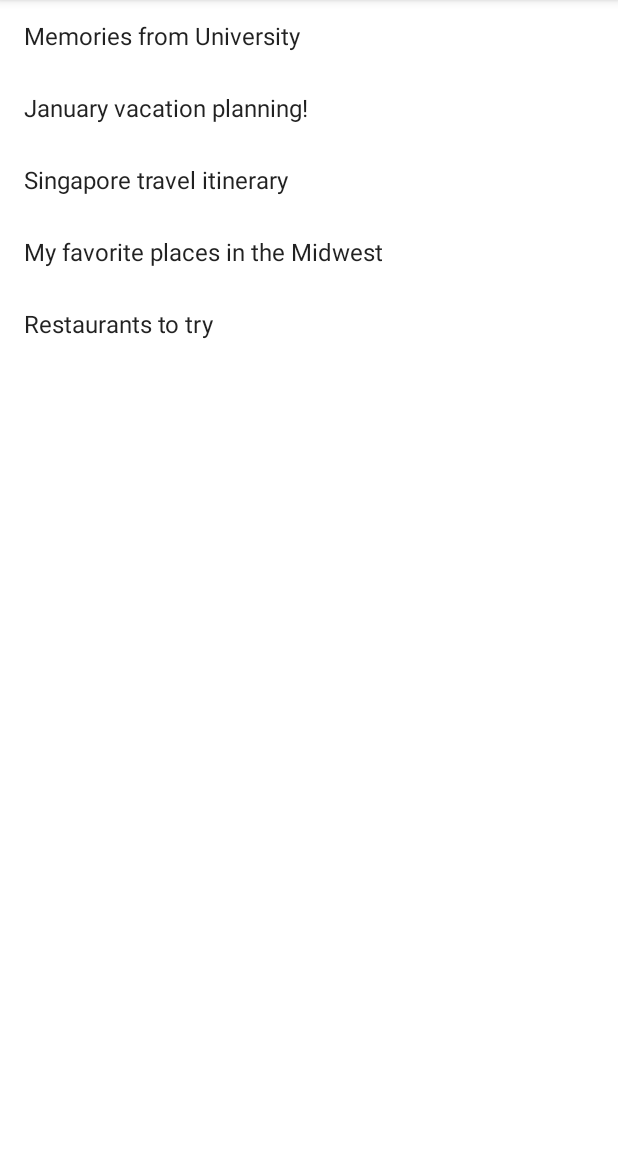
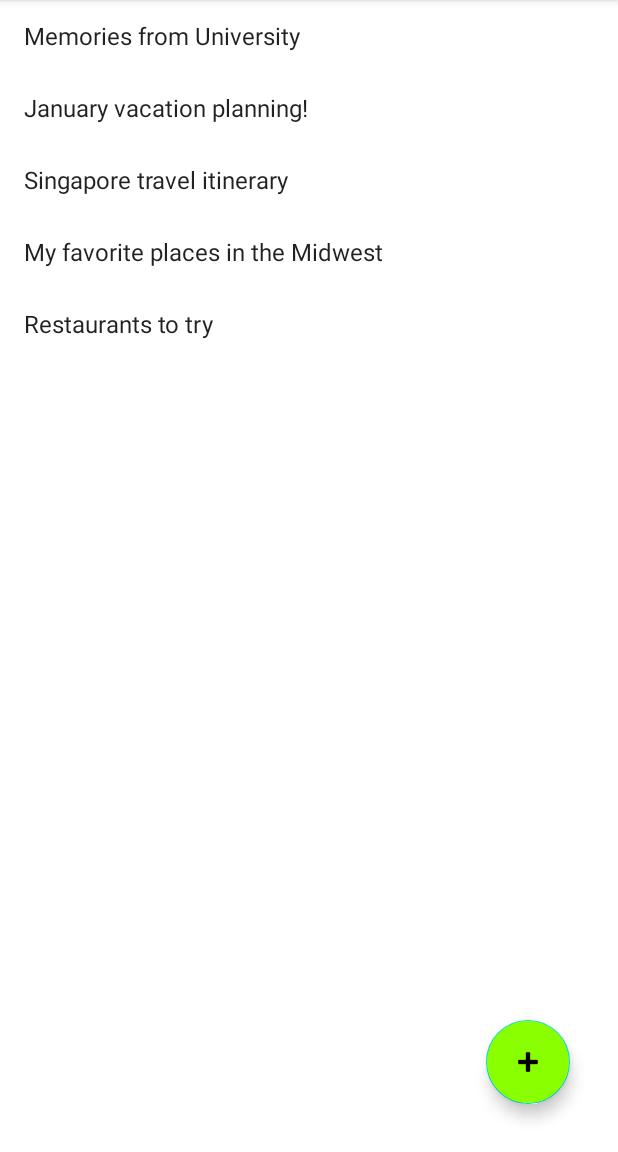
Before and after one commit to JasonRose95/KotlinProjects, an Android app: the screen it shows after launch (MainActivity), on a phone screen of 412 x 824 dp, the part 84-1236 px from its top. Run offline under Robolectric (Android 15) with nearby library versions, the phone set to English and light mode, and no system bars; 2 statements that could not run were skipped.

Commit message:
Updated My Maps

```diff
--- a/MyMaps/app/src/main/java/com/example/mymaps/MainActivity.kt
+++ b/MyMaps/app/src/main/java/com/example/mymaps/MainActivity.kt
@@ -4,6 +4,7 @@ import android.content.Intent
 import androidx.appcompat.app.AppCompatActivity
 import android.os.Bundle
 import android.util.Log
+import android.widget.Button
 import androidx.recyclerview.widget.LinearLayoutManager
 import androidx.recyclerview.widget.RecyclerView
 import com.example.mymaps.models.MapsAdapter
@@ -34,6 +35,12 @@ class MainActivity : AppCompatActivity() {
             }
 
         })
+
+        val fabCreateMap = findViewById<Button>(R.id.fabCreateMap)
+        fabCreateMap.setOnClickListener {
+            Log.i(TAG, "Tap on FAB")
+            val intent = Intent(this@MainActivity)
+        }
     }
     private fun generateSampleData(): List<UserMap> {
         return listOf(
--- /dev/null
+++ b/MyMaps/app/src/main/java/com/example/mymaps/models/CreateMapActivity.kt
@@ -0,0 +1,4 @@
+package com.example.mymaps.models
+
+class CreateMapActivity {
+}
--- a/MyMaps/app/src/main/res/layout/activity_main.xml
+++ b/MyMaps/app/src/main/res/layout/activity_main.xml
@@ -10,6 +10,20 @@
         android:id="@+id/rvMaps"
         android:layout_width="match_parent"
         android:layout_height="match_parent"
-        tools:layout_editor_absoluteX="1dp"
-        tools:layout_editor_absoluteY="1dp" />
+        tools:layout_editor_absoluteX="0dp"
+        tools:layout_editor_absoluteY="0dp" />
+
+    <com.google.android.material.floatingactionbutton.FloatingActionButton
+        android:id="@+id/fabCreateMap"
+        android:layout_width="wrap_content"
+        android:layout_height="wrap_content"
+        android:layout_marginEnd="32dp"
+        android:layout_marginBottom="32dp"
+        android:backgroundTint="#89FF00"
+        android:clickable="true"
+        android:tint="@color/white"
+        app:layout_constraintBottom_toBottomOf="parent"
+        app:layout_constraintEnd_toEndOf="parent"
+        app:srcCompat="@android:drawable/ic_input_add" />
+
 </androidx.constraintlayout.widget.ConstraintLayout>
```
